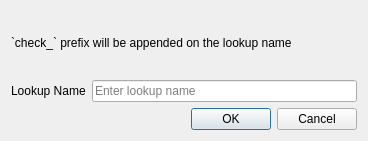
First picture: the form in ui/wizard/ui_lookup_entity.ui, repository gltn/stdm, before the edit.
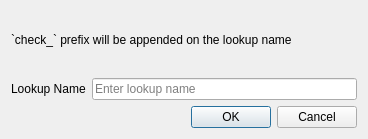
Second picture: the form after the edit.

Commit message: Fixed labels misalignment in editor windows

Patch:
```diff
--- a/ui/wizard/ui_lookup_entity.ui
+++ b/ui/wizard/ui_lookup_entity.ui
@@ -7,7 +7,7 @@
     <x>0</x>
     <y>0</y>
     <width>368</width>
-    <height>141</height>
+    <height>139</height>
    </rect>
   </property>
   <property name="sizePolicy">
@@ -36,21 +36,11 @@
    <item>
     <layout class="QVBoxLayout" name="verticalLayout">
      <item>
-      <widget class="QLabel" name="label_2">
-       <property name="maximumSize">
-        <size>
-         <width>777</width>
-         <height>16777215</height>
-        </size>
+      <layout class="QGridLayout" name="gridLayout">
+       <property name="verticalSpacing">
+        <number>10</number>
        </property>
-       <property name="text">
-        <string>`check_` prefix will be appended on the lookup name</string>
-       </property>
-      </widget>
-     </item>
-     <item>
-      <layout class="QHBoxLayout" name="horizontalLayout">
-       <item>
+       <item row="1" column="0">
         <widget class="QLabel" name="label">
          <property name="minimumSize">
           <size>
@@ -63,7 +53,7 @@
          </property>
         </widget>
        </item>
-       <item>
+       <item row="1" column="1">
         <widget class="QLineEdit" name="edtName">
          <property name="minimumSize">
           <size>
@@ -76,6 +66,19 @@
          </property>
         </widget>
        </item>
+       <item row="0" column="0" colspan="2">
+        <widget class="QLabel" name="label_2">
+         <property name="maximumSize">
+          <size>
+           <width>777</width>
+           <height>16777215</height>
+          </size>
+         </property>
+         <property name="text">
+          <string>`check_` prefix will be appended on the lookup name</string>
+         </property>
+        </widget>
+       </item>
       </layout>
      </item>
     </layout>
```
The commit also changes 8 other files.
